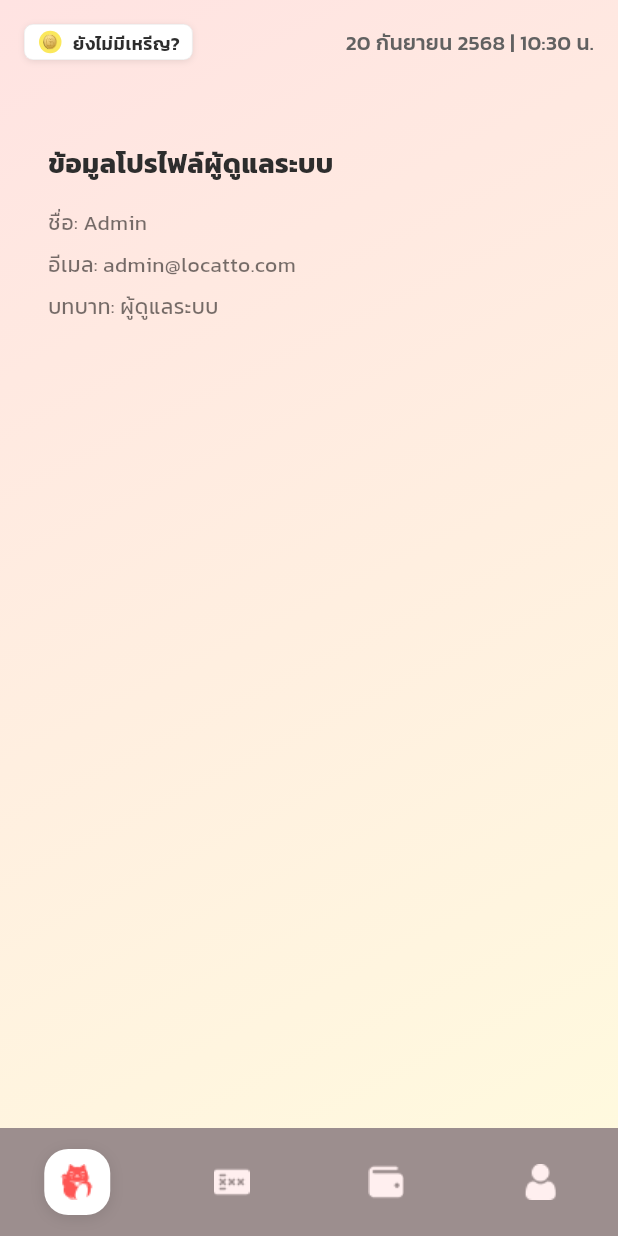
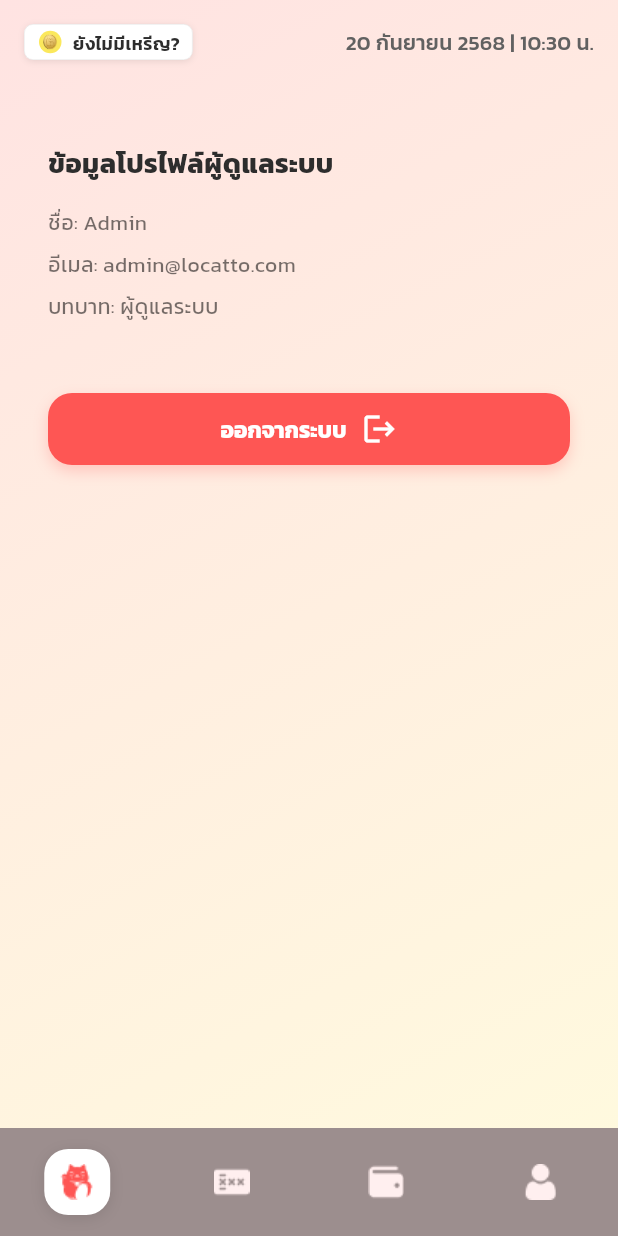
Before and after one commit to TheeraphatStudent/Locatto, a Flutter app: the AdminProfilePage screen opened by its route, on a phone screen of 412 x 824 dp. Run offline on Flutter 3.47's test engine with Material 3 defaults, Android fonts, the phone set to English and light mode, and no system bars; our stand-ins replace file_picker, flutter_secure_storage, qr_flutter; missing offline and left inert: dart_jsonwebtoken, flutter_popup_card; accounts and stored records are empty; project files that could hold a hidden picture were left out.

```diff
--- a/app/lib/components/Tag.dart
+++ b/app/lib/components/Tag.dart
@@ -23,7 +23,7 @@ class Tag extends StatelessWidget {
     return ConstrainedBox(
       constraints: const BoxConstraints(minWidth: 64),
       child: Container(
-        padding: const EdgeInsets.symmetric(horizontal: 12, vertical: 6),
+        padding: const EdgeInsets.symmetric(horizontal: 12, vertical: 2),
         decoration: ShapeDecoration(
           color: backgroundColor,
           shape: RoundedRectangleBorder(
--- a/app/lib/pages/admin/adminProfile.dart
+++ b/app/lib/pages/admin/adminProfile.dart
@@ -1,9 +1,51 @@
 import 'package:app/components/MainLayout.dart';
-import 'package:app/components/adminFooter.dart';
+import 'package:app/components/Button.dart';
+import 'package:app/service/auth.dart';
+import 'package:app/service/user.dart';
 import 'package:flutter/material.dart';
+import 'dart:developer';
 
-class AdminProfilePage extends StatelessWidget {
+class AdminProfilePage extends StatefulWidget {
   const AdminProfilePage({super.key});
+
+  @override
+  State<AdminProfilePage> createState() => _AdminProfilePageState();
+}
+
+class _AdminProfilePageState extends State<AdminProfilePage> {
+  final Auth _auth = Auth();
+  final UserService _userService = UserService();
+  bool _isLoggingOut = false;
+
+  Future<void> _handleLogout() async {
+    setState(() {
+      _isLoggingOut = true;
+    });
+
+    try {
+      final response = await _auth.logout();
+
+      log('Logout response: $response');
+
+      await _userService.clearUserData();
+
+      if (mounted) {
+        Navigator.pushNamedAndRemoveUntil(context, '/login', (route) => false);
+      }
+    } catch (e) {
+      log('Logout error: $e');
+      if (mounted) {
+        await _userService.clearUserData();
+        Navigator.pushNamedAndRemoveUntil(context, '/login', (route) => false);
+      }
+    } finally {
+      if (mounted) {
+        setState(() {
+          _isLoggingOut = false;
+        });
+      }
+    }
+  }
 
   @override
   Widget build(BuildContext context) {
@@ -13,25 +55,33 @@ class AdminProfilePage extends StatelessWidget {
         padding: const EdgeInsets.all(16),
         child: Column(
           crossAxisAlignment: CrossAxisAlignment.start,
-          children: const [
-            Text(
+          children: [
+            const Text(
               'ข้อมูลโปรไฟล์ผู้ดูแลระบบ',
               style: TextStyle(fontSize: 18, fontWeight: FontWeight.bold),
             ),
-            SizedBox(height: 16),
-            Text(
+            const SizedBox(height: 16),
+            const Text(
               'ชื่อ: Admin',
               style: TextStyle(fontSize: 14, color: Colors.black54),
             ),
-            SizedBox(height: 8),
-            Text(
+            const SizedBox(height: 8),
+            const Text(
               'อีเมล: admin@locatto.com',
               style: TextStyle(fontSize: 14, color: Colors.black54),
             ),
-            SizedBox(height: 8),
-            Text(
+            const SizedBox(height: 8),
+            const Text(
               'บทบาท: ผู้ดูแลระบบ',
               style: TextStyle(fontSize: 14, color: Colors.black54),
+            ),
+            const SizedBox(height: 48),
+            ButtonActions(
+              variant: ButtonVariant.primary,
+              hasShadow: true,
+              text: _isLoggingOut ? 'กำลังออกจากระบบ...' : 'ออกจากระบบ',
+              icon: Icons.logout,
+              onPressed: _isLoggingOut ? null : _handleLogout,
             ),
           ],
         ),
```
Also changed, not shown: app/lib/components/Box_make_reward.dart (+5 -2 lines), app/lib/components/Header.dart (+120 -50 lines).
